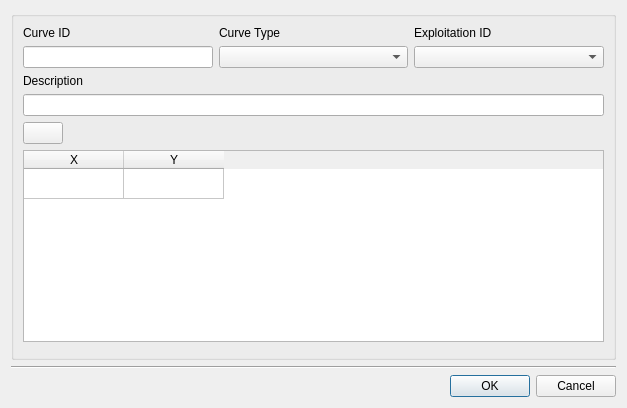
Before: the Qt Designer form core/ui/toolbars/epa/nonvisual_curve.ui in Giswater/giswater_qgis_plugin, drawn with Qt 5.
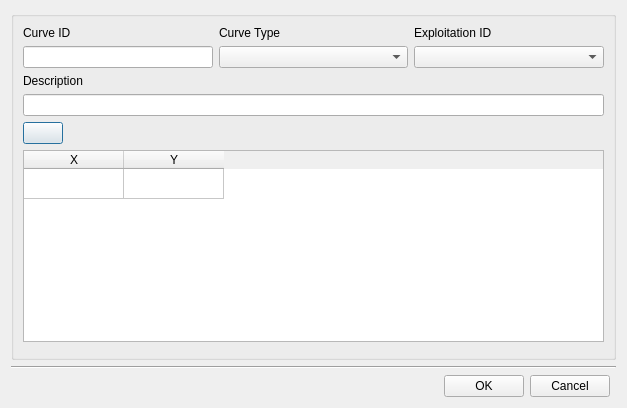
After: the same form once the commit is applied.

Commit message: style(ui): add lyt_buttons QGridLayout for all dialogs.

What changed in the file:
```diff
--- a/core/ui/toolbars/epa/nonvisual_curve.ui
+++ b/core/ui/toolbars/epa/nonvisual_curve.ui
@@ -14,47 +14,6 @@
    <string>Curve Editor</string>
   </property>
   <layout class="QGridLayout" name="verticalLayout_4">
-   <item row="2" column="0" colspan="2">
-    <layout class="QHBoxLayout" name="horizontalLayout">
-     <property name="sizeConstraint">
-      <enum>QLayout::SetDefaultConstraint</enum>
-     </property>
-     <item>
-      <spacer name="horizontalSpacer">
-       <property name="orientation">
-        <enum>Qt::Horizontal</enum>
-       </property>
-       <property name="sizeHint" stdset="0">
-        <size>
-         <width>40</width>
-         <height>20</height>
-        </size>
-       </property>
-      </spacer>
-     </item>
-     <item>
-      <widget class="QPushButton" name="btn_accept">
-       <property name="text">
-        <string>OK</string>
-       </property>
-      </widget>
-     </item>
-     <item>
-      <widget class="QPushButton" name="btn_cancel">
-       <property name="text">
-        <string>Cancel</string>
-       </property>
-      </widget>
-     </item>
-    </layout>
-   </item>
-   <item row="1" column="0" colspan="2">
-    <widget class="Line" name="line">
-     <property name="orientation">
-      <enum>Qt::Horizontal</enum>
-     </property>
-    </widget>
-   </item>
    <item row="0" column="0" colspan="2">
     <widget class="QGroupBox" name="groupBox">
      <property name="sizePolicy">
@@ -217,6 +176,47 @@
      </layout>
     </widget>
    </item>
+   <item row="1" column="0" colspan="2">
+    <widget class="Line" name="line">
+     <property name="orientation">
+      <enum>Qt::Horizontal</enum>
+     </property>
+    </widget>
+   </item>
+   <item row="2" column="0">
+    <layout class="QGridLayout" name="lyt_buttons">
+     <property name="topMargin">
+      <number>0</number>
+     </property>
+     <item row="0" column="1">
+      <widget class="QPushButton" name="btn_accept">
+       <property name="text">
+        <string>OK</string>
+       </property>
+      </widget>
+     </item>
+     <item row="0" column="0">
+      <spacer name="horizontalSpacer">
+       <property name="orientation">
+        <enum>Qt::Horizontal</enum>
+       </property>
+       <property name="sizeHint" stdset="0">
+        <size>
+         <width>40</width>
+         <height>20</height>
+        </size>
+       </property>
+      </spacer>
+     </item>
+     <item row="0" column="2">
+      <widget class="QPushButton" name="btn_cancel">
+       <property name="text">
+        <string>Cancel</string>
+       </property>
+      </widget>
+     </item>
+    </layout>
+   </item>
   </layout>
  </widget>
  <resources/>
```
The commit also changes 58 other files.
